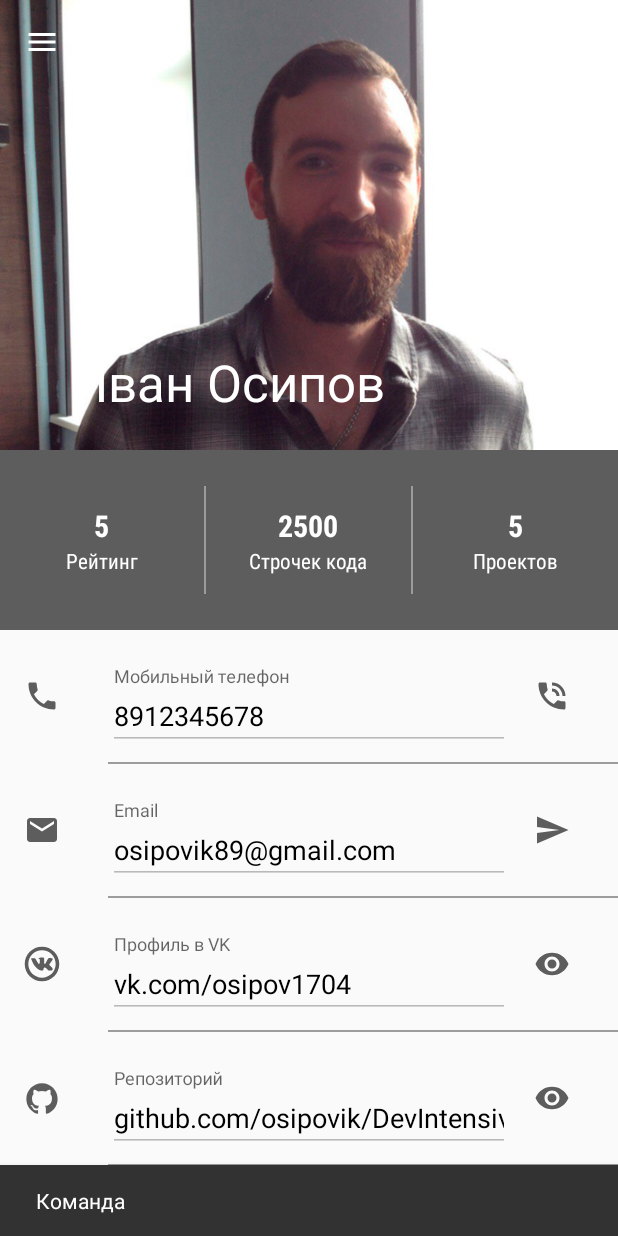
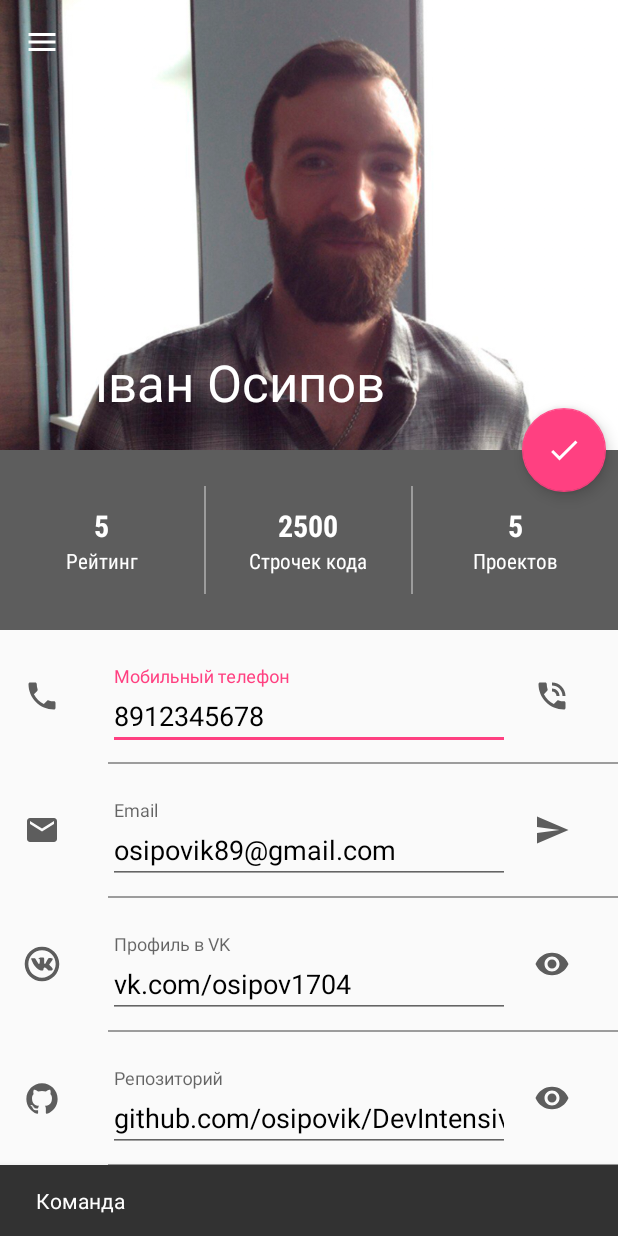
Before and after one commit to osipovik/DevIntensive, an Android app: the screen it shows after launch (MainActivity), in the side drawer, after a tap on "Команда", on a phone screen of 412 x 824 dp. Run offline under Robolectric (Android 15) with nearby library versions, the phone set to English and light mode, and no system bars.

Commit message:
Добавил FloatingActionButton, и смену режима view(просмотр/редактирование)

```diff
--- a/app/src/main/java/com/softdesign/devintensive/ui/activities/MainActivity.java
+++ b/app/src/main/java/com/softdesign/devintensive/ui/activities/MainActivity.java
@@ -1,7 +1,9 @@
 package com.softdesign.devintensive.ui.activities;
 
+import android.os.Build;
 import android.os.Bundle;
 import android.support.design.widget.CoordinatorLayout;
+import android.support.design.widget.FloatingActionButton;
 import android.support.design.widget.NavigationView;
 import android.support.design.widget.Snackbar;
 import android.support.v4.view.GravityCompat;
@@ -10,15 +12,28 @@ import android.support.v7.app.ActionBar;
 import android.support.v7.widget.Toolbar;
 import android.util.Log;
 import android.view.MenuItem;
+import android.view.View;
+import android.widget.EditText;
 
 import com.softdesign.devintensive.R;
 import com.softdesign.devintensive.utils.ConstantManager;
 
-public class MainActivity extends BaseActivity {
+import java.util.ArrayList;
+import java.util.List;
+
+
+public class MainActivity extends BaseActivity implements View.OnClickListener {
     private final String TAG = ConstantManager.TAG_PREFIX  + getClass().getSimpleName();
+
     private CoordinatorLayout mCoordinatorLayout;
     private Toolbar mToolbar;
     private DrawerLayout mNavigationDrawer;
+    private FloatingActionButton mFloatingActionButton;
+    private EditText mUserPhone, mUserEmail, mUserVk, mUserGit, mUserAbout;
+
+    private List<EditText> mUserInfo;
+
+    private int mCurrentEditMode = 0;
 
     @Override
     protected void onCreate(Bundle savedInstanceState) {
@@ -28,14 +43,34 @@ public class MainActivity extends BaseActivity {
         mCoordinatorLayout = (CoordinatorLayout) findViewById(R.id.main_coordinator_layout);
         mToolbar = (Toolbar) findViewById(R.id.toolbar);
         mNavigationDrawer = (DrawerLayout) findViewById(R.id.navigation_drawer);
+        mFloatingActionButton = (FloatingActionButton) findViewById(R.id.fab);
+
+        //TODO Использовать для инициализации ButterKnife
+        mUserPhone = (EditText) findViewById(R.id.phone_et);
+        mUserEmail = (EditText) findViewById(R.id.email_et);
+        mUserVk = (EditText) findViewById(R.id.vk_id_et);
+        mUserGit = (EditText) findViewById(R.id.repository_et);
+        mUserAbout = (EditText) findViewById(R.id.about_et);
+
+        mUserInfo = new ArrayList<>();
+        mUserInfo.add(mUserPhone);
+        mUserInfo.add(mUserEmail);
+        mUserInfo.add(mUserVk);
+        mUserInfo.add(mUserGit);
+        mUserInfo.add(mUserAbout);
+
+        mFloatingActionButton.setOnClickListener(this);
 
         setupToolbar();
         setupDrawer();
 
         if (savedInstanceState == null) {
             showSnackbar("Запущено впервые");
+
         } else {
             showSnackbar("Запущено повторно");
+            mCurrentEditMode = savedInstanceState.getInt(ConstantManager.EDIT_MODE_KEY, 0);
+            changeViewMode(mCurrentEditMode);
         }
 
         Log.d(TAG, "onCreate()");
@@ -103,7 +138,8 @@ public class MainActivity extends BaseActivity {
     private void setupDrawer() {
         NavigationView navigationView = (NavigationView) findViewById(R.id.navigation_view);
 
-        navigationView.setNavigationItemSelectedListener(new NavigationView.OnNavigationItemSelectedListener() {
+        navigationView.setNavigationItemSelectedListener(new NavigationView
+                .OnNavigationItemSelectedListener() {
             @Override
             public boolean onNavigationItemSelected(MenuItem item) {
                 showSnackbar(item.getTitle().toString());
@@ -113,4 +149,60 @@ public class MainActivity extends BaseActivity {
             }
         });
     }
+
+    @Override
+    public void onClick(View v) {
+        switch (v.getId()) {
+            case R.id.fab:
+                if (mCurrentEditMode == 0) {
+                    changeViewMode(1);
+                } else {
+                    changeViewMode(0);
+                }
+
+                break;
+        }
+    }
+
+    @Override
+    protected void onSaveInstanceState(Bundle outState) {
+        super.onSaveInstanceState(outState);
+
+        outState.putInt(ConstantManager.EDIT_MODE_KEY, mCurrentEditMode);
+    }
+
+
+    /**
+     * Переключает view, в режим редактирования и обратно
+     * @param mode - режим view, 1 - режим редактирования, 0 - режим просмотра
+     */
+    private void changeViewMode(int mode) {
+        if (mode == 1) {
+            for (EditText userValue : mUserInfo) {
+                userValue.setEnabled(true);
+                userValue.setFocusable(true);
+                userValue.setFocusableInTouchMode(true);
+            }
+
+            mFloatingActionButton.setImageResource(R.drawable.ic_done_24dp);
+        } else {
+            for (EditText userValue : mUserInfo) {
+                userValue.setEnabled(false);
+                userValue.setFocusable(false);
+                userValue.setFocusableInTouchMode(false);
+            }
+
+            mFloatingActionButton.setImageResource(R.drawable.ic_edit_24dp);
+        }
+
+        mCurrentEditMode = mode;
+    }
+
+    private void loadUserInfoValue() {
+
+    }
+
+    private void saveUserInfoValue() {
+
+    }
 }
--- a/app/src/main/java/com/softdesign/devintensive/utils/ConstantManager.java
+++ b/app/src/main/java/com/softdesign/devintensive/utils/ConstantManager.java
@@ -4,5 +4,6 @@ package com.softdesign.devintensive.utils;
  * Created by OsIpoFF on 24.06.16.
  */
 public class ConstantManager {
-    public static String TAG_PREFIX = "DEV ";
+    public static final String TAG_PREFIX = "DEV ";
+    public static final String EDIT_MODE_KEY = "EDIT_MODE";
 }
--- /dev/null
+++ b/app/src/main/res/drawable/ic_done_24dp.xml
@@ -0,0 +1,9 @@
+<vector xmlns:android="http://schemas.android.com/apk/res/android"
+        android:width="24dp"
+        android:height="24dp"
+        android:viewportWidth="24.0"
+        android:viewportHeight="24.0">
+    <path
+        android:fillColor="#FFFFFF"
+        android:pathData="M9,16.2L4.8,12l-1.4,1.4L9,19 21,7l-1.4,-1.4L9,16.2z"/>
+</vector>
--- /dev/null
+++ b/app/src/main/res/drawable/ic_edit_24dp.xml
@@ -0,0 +1,9 @@
+<vector xmlns:android="http://schemas.android.com/apk/res/android"
+        android:width="24dp"
+        android:height="24dp"
+        android:viewportWidth="24.0"
+        android:viewportHeight="24.0">
+    <path
+        android:fillColor="#FFFFFF"
+        android:pathData="M3,17.25V21h3.75L17.81,9.94l-3.75,-3.75L3,17.25zM20.71,7.04c0.39,-0.39 0.39,-1.02 0,-1.41l-2.34,-2.34c-0.39,-0.39 -1.02,-0.39 -1.41,0l-1.83,1.83 3.75,3.75 1.83,-1.83z"/>
+</vector>
--- a/app/src/main/res/layout/activity_main.xml
+++ b/app/src/main/res/layout/activity_main.xml
@@ -13,16 +13,19 @@
     <android.support.design.widget.CoordinatorLayout
         android:id="@+id/main_coordinator_layout"
         android:layout_height="match_parent"
+        android:fitsSystemWindows="true"
         android:layout_width="match_parent">
 
         <android.support.design.widget.AppBarLayout
-            android:id="@+id/appbar"
+            android:id="@+id/appbar_layout"
             android:layout_width="match_parent"
             android:layout_height="300dp"
             android:theme="@style/AppTheme.AppBarOverlay"
+            android:fitsSystemWindows="true"
             android:background="@color/color_primary">
 
             <android.support.design.widget.CollapsingToolbarLayout
+                android:id="@+id/collapsing_toolbar"
                 android:layout_width="match_parent"
                 android:layout_height="match_parent"
                 app:layout_scrollFlags="scroll|exitUntilCollapsed|snap"
@@ -31,10 +34,12 @@
                 app:contentScrim="?attr/colorPrimary">
 
                 <ImageView
+                    android:id="@+id/user_photo_img"
                     android:layout_width="match_parent"
                     android:layout_height="match_parent"
                     android:src="@drawable/photo_768x512"
                     android:scaleType="centerCrop"
+                    android:fitsSystemWindows="true"
                     app:layout_collapseMode="parallax"/>
 
                 <android.support.v7.widget.Toolbar
@@ -50,6 +55,15 @@
 
         <include layout="@layout/scrolling_content" />
 
+        <android.support.design.widget.FloatingActionButton
+            android:id="@+id/fab"
+            android:layout_width="wrap_content"
+            android:layout_height="wrap_content"
+            android:src="@drawable/ic_edit_24dp"
+            app:layout_anchor="@id/appbar_layout"
+            app:layout_anchorGravity="bottom|right"
+            android:layout_marginRight="@dimen/fab_right_space" />
+
     </android.support.design.widget.CoordinatorLayout>
 
     <android.support.design.widget.NavigationView
--- /dev/null
+++ b/app/src/main/res/values-v21/dimens.xml
@@ -0,0 +1,4 @@
+<?xml version="1.0" encoding="utf-8"?>
+<resources>
+    <dimen name="fab_right_space">8dp</dimen>
+</resources>
--- a/app/src/main/res/values/dimens.xml
+++ b/app/src/main/res/values/dimens.xml
@@ -27,4 +27,5 @@
     <dimen name="line_size">1dp</dimen>
     <dimen name="height_line">72dp</dimen>
     <dimen name="size_avatar_60">60dp</dimen>
+    <dimen name="fab_right_space">16dp</dimen>
 </resources>
```
